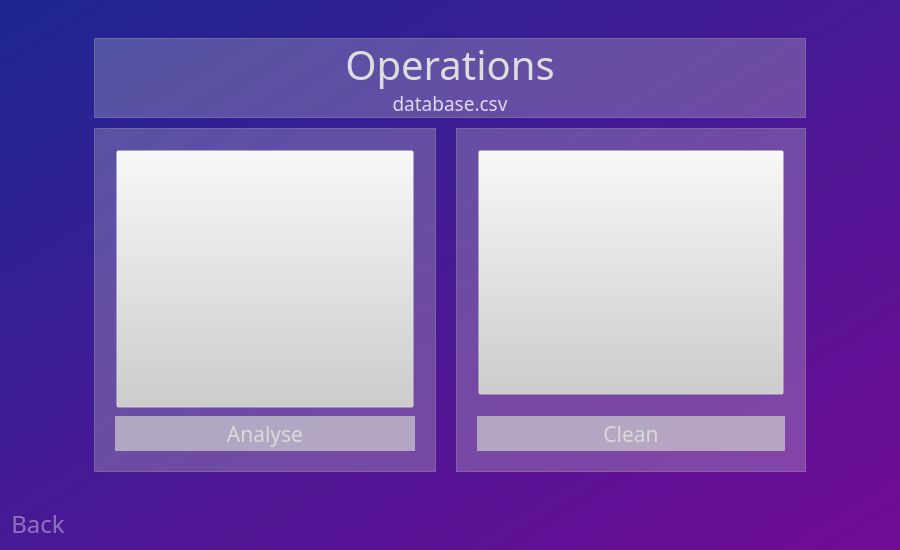
Old version of the form res/interface.ui in the repository StevenButtifint/database-cleaner.
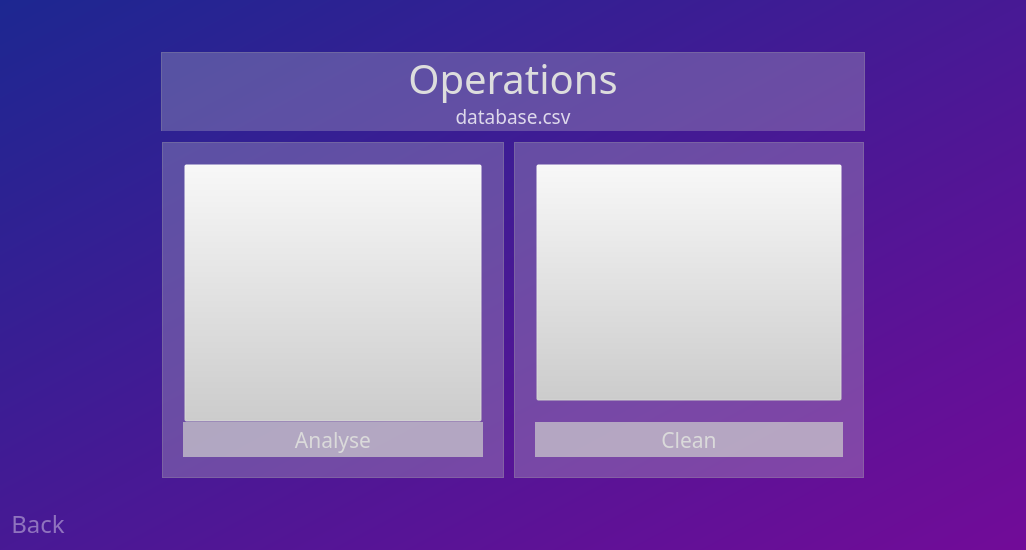
New version of the form. The open tabs and pages were chosen to show the change. Icons and pictures are not drawn.

Commit message: updated home interface design

What changed in the file:
```diff
--- a/res/interface.ui
+++ b/res/interface.ui
@@ -6,7 +6,7 @@
    <rect>
     <x>0</x>
     <y>0</y>
-    <width>900</width>
+    <width>1026</width>
     <height>550</height>
    </rect>
   </property>
@@ -55,7 +55,7 @@
     <item>
      <widget class="QStackedWidget" name="main_page_stack">
       <property name="currentIndex">
-       <number>0</number>
+       <number>3</number>
       </property>
       <widget class="QWidget" name="home_page">
        <property name="styleSheet">
@@ -910,7 +910,7 @@
              <property name="font">
               <font>
                <family>Microsoft YaHei</family>
-               <pointsize>12</pointsize>
+               <pointsize>10</pointsize>
               </font>
              </property>
              <property name="styleSheet">
@@ -988,33 +988,17 @@
              <property name="sizeHint" stdset="0">
               <size>
                <width>20</width>
-               <height>40</height>
+               <height>70</height>
               </size>
              </property>
             </spacer>
            </item>
            <item>
             <widget class="QFrame" name="frame_14">
-             <property name="frameShape">
-              <enum>QFrame::StyledPanel</enum>
-             </property>
-             <property name="frameShadow">
-              <enum>QFrame::Raised</enum>
-             </property>
-            </widget>
-           </item>
-           <item>
-            <widget class="QFrame" name="frame_13">
              <property name="minimumSize">
               <size>
                <width>0</width>
-               <height>100</height>
-              </size>
-             </property>
-             <property name="maximumSize">
-              <size>
-               <width>16777215</width>
-               <height>100</height>
+               <height>80</height>
               </size>
              </property>
              <property name="frameShape">
@@ -1023,33 +1007,46 @@
              <property name="frameShadow">
               <enum>QFrame::Raised</enum>
              </property>
-             <layout class="QVBoxLayout" name="verticalLayout_9">
+             <layout class="QHBoxLayout" name="horizontalLayout_4">
               <property name="spacing">
                <number>0</number>
               </property>
               <property name="leftMargin">
-               <number>92</number>
+               <number>0</number>
               </property>
               <property name="topMargin">
-               <number>10</number>
+               <number>0</number>
               </property>
               <property name="rightMargin">
-               <number>92</number>
+               <number>0</number>
               </property>
               <property name="bottomMargin">
                <number>0</number>
               </property>
+              <item>
+               <spacer name="horizontalSpacer_2">
+                <property name="orientation">
+                 <enum>Qt::Horizontal</enum>
+                </property>
+                <property name="sizeHint" stdset="0">
+                 <size>
+                  <width>93</width>
+                  <height>20</height>
+                 </size>
+                </property>
+               </spacer>
+              </item>
               <item>
                <widget class="QFrame" name="frame_32">
                 <property name="minimumSize">
                  <size>
-                  <width>0</width>
+                  <width>704</width>
                   <height>80</height>
                  </size>
                 </property>
                 <property name="maximumSize">
                  <size>
-                  <width>16777215</width>
+                  <width>704</width>
                   <height>80</height>
                  </size>
                 </property>
@@ -1113,7 +1110,7 @@
                   </widget>
                  </item>
                  <item>
-                  <widget class="QLabel" name="label_2">
+                  <widget class="QLabel" name="lbl_selected_database">
                    <property name="maximumSize">
                     <size>
                      <width>16777215</width>
@@ -1133,13 +1130,65 @@
                     <string>database.csv</string>
                    </property>
                    <property name="alignment">
-                    <set>Qt::AlignCenter</set>
+                    <set>Qt::AlignHCenter|Qt::AlignTop</set>
                    </property>
                   </widget>
                  </item>
                 </layout>
                </widget>
               </item>
+              <item>
+               <spacer name="horizontalSpacer_11">
+                <property name="orientation">
+                 <enum>Qt::Horizontal</enum>
+                </property>
+                <property name="sizeHint" stdset="0">
+                 <size>
+                  <width>93</width>
+                  <height>20</height>
+                 </size>
+                </property>
+               </spacer>
+              </item>
+             </layout>
+            </widget>
+           </item>
+           <item>
+            <widget class="QFrame" name="frame_13">
+             <property name="minimumSize">
+              <size>
+               <width>0</width>
+               <height>8</height>
+              </size>
+             </property>
+             <property name="maximumSize">
+              <size>
+               <width>16777215</width>
+               <height>8</height>
+              </size>
+             </property>
+             <property name="frameShape">
+              <enum>QFrame::StyledPanel</enum>
+             </property>
+             <property name="frameShadow">
+              <enum>QFrame::Raised</enum>
+             </property>
+             <layout class="QVBoxLayout" name="verticalLayout_9">
+              <property name="spacing">
+               <number>0</number>
+              </property>
+              <property name="leftMargin">
+               <number>96</number>
+              </property>
+              <property name="topMargin">
+               <number>10</number>
+              </property>
+              <property name="rightMargin">
+               <number>92</number>
+              </property>
+              <property name="bottomMargin">
+               <number>0</number>
+              </property>
               <item>
                <spacer name="verticalSpacer_3">
                 <property name="orientation">
@@ -1148,7 +1197,7 @@
                 <property name="sizeHint" stdset="0">
                  <size>
                   <width>20</width>
-                  <height>40</height>
+                  <height>5</height>
                  </size>
                 </property>
                </spacer>
@@ -1166,13 +1215,13 @@
              </property>
              <layout class="QHBoxLayout" name="horizontalLayout_6">
               <property name="spacing">
-               <number>20</number>
+               <number>10</number>
               </property>
               <property name="leftMargin">
                <number>0</number>
               </property>
               <property name="topMargin">
-               <number>0</number>
+               <number>2</number>
               </property>
               <property name="rightMargin">
                <number>0</number>
@@ -1638,7 +1687,7 @@
           <property name="minimumSize">
            <size>
             <width>0</width>
-            <height>30</height>
+            <height>90</height>
            </size>
           </property>
           <property name="frameShape">
@@ -1652,16 +1701,16 @@
             <number>0</number>
            </property>
            <property name="leftMargin">
-            <number>0</number>
+            <number>20</number>
            </property>
            <property name="topMargin">
-            <number>10</number>
+            <number>20</number>
            </property>
            <property name="rightMargin">
-            <number>0</number>
+            <number>20</number>
            </property>
            <property name="bottomMargin">
-            <number>20</number>
+            <number>5</number>
            </property>
            <item>
             <widget class="QLabel" name="label">
@@ -1672,7 +1721,8 @@
               </font>
              </property>
              <property name="styleSheet">
-              <string notr="true">color:#DDDDDD;</string>
+              <string notr="true">color:#DDDDDD;
+background-color: rgba(255, 255, 255, 100);</string>
              </property>
              <property name="text">
               <string>Analysis Results</string>
@@ -1696,26 +1746,22 @@
           <property name="styleSheet">
            <string notr="true">QTabWidget::tab-bar{
 	alignment:center;
-	expanding: True;
-	background-color: rgba(255, 255, 255, 100);
 }
 
 QTabBar::tab {
+	padding: 5px 60px;
 	background-color: rgba(255, 255, 255, 100);
 	color: rgba(255, 255, 255, 120);
 }
 
 QTabBar::tab:selected {
 	background-color: rgba(255, 255, 255, 180);
-	
 	color: rgb(255, 255, 255);
 
 }
 
-QTabWidget::pane
-{
+QTabWidget::pane {
 	background-color: rgba(255, 255, 255, 200);
-
 }</string>
           </property>
           <property name="currentIndex">
```
